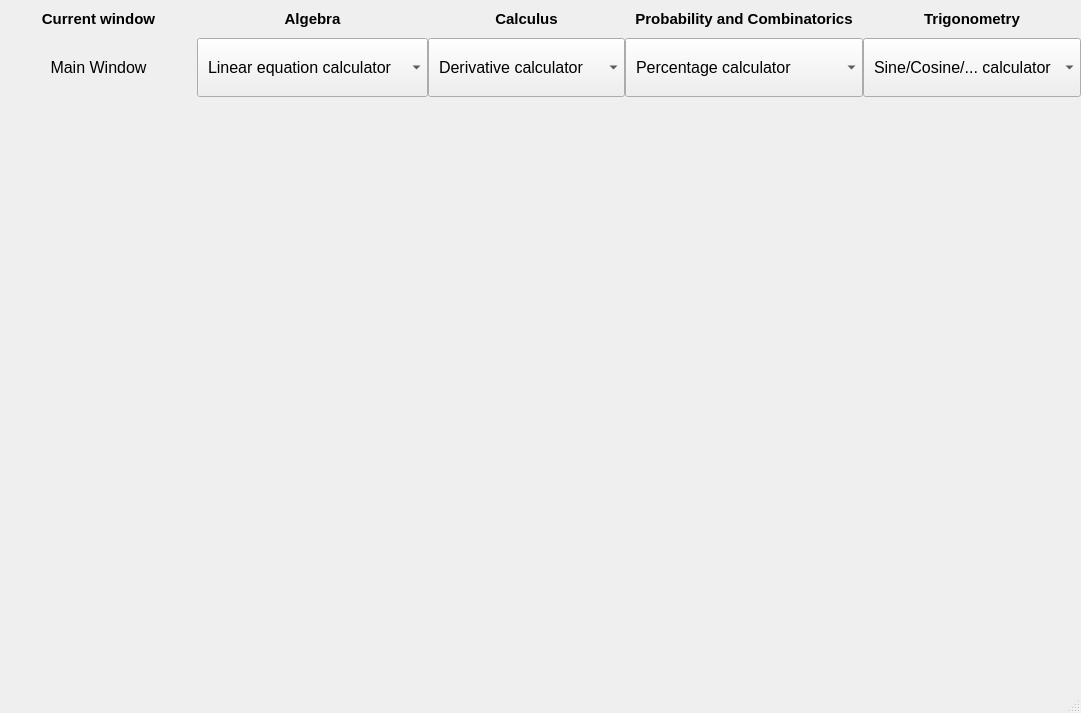
Before: the Qt Designer form MathApp.ui in dospix/math-GUI-app, drawn with Qt 5.
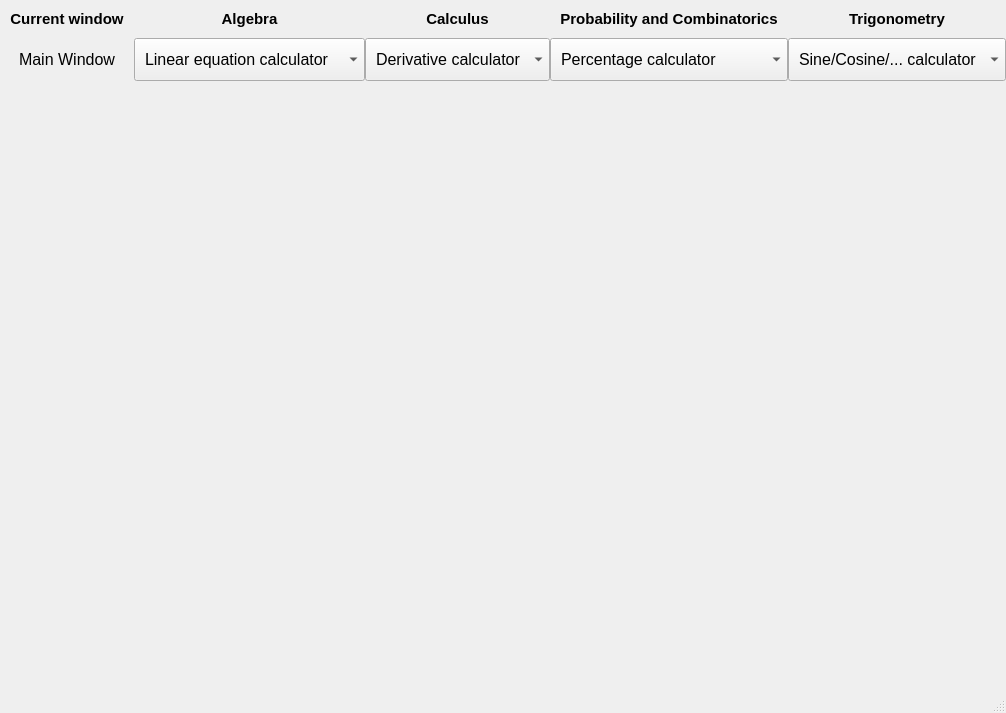
After: the same form once the commit is applied.

Patch:
```diff
--- a/MathApp.ui
+++ b/MathApp.ui
@@ -12,7 +12,7 @@
    <rect>
     <x>0</x>
     <y>0</y>
-    <width>1081</width>
+    <width>994</width>
     <height>713</height>
    </rect>
   </property>
@@ -43,15 +43,78 @@
      <number>0</number>
     </property>
     <item row="0" column="0">
-     <layout class="QGridLayout" name="gridLayout" rowstretch="1,2,20" columnstretch="0,0,0,0,0,0,0">
+     <layout class="QGridLayout" name="gridLayout" rowstretch="2,2,5,5,5,5,5,5,5,5,5,5,5" columnstretch="0,0,0,0,0">
       <property name="sizeConstraint">
        <enum>QLayout::SetDefaultConstraint</enum>
       </property>
       <property name="spacing">
        <number>0</number>
       </property>
-      <item row="2" column="0">
-       <spacer name="verticalSpacer">
+      <item row="0" column="0">
+       <widget class="QLabel" name="currWindowLabel">
+        <property name="sizePolicy">
+         <sizepolicy hsizetype="Minimum" vsizetype="Minimum">
+          <horstretch>0</horstretch>
+          <verstretch>0</verstretch>
+         </sizepolicy>
+        </property>
+        <property name="font">
+         <font>
+          <pointsize>11</pointsize>
+          <bold>true</bold>
+         </font>
+        </property>
+        <property name="styleSheet">
+         <string notr="true">padding: 10%;</string>
+        </property>
+        <property name="text">
+         <string>Current window</string>
+        </property>
+        <property name="alignment">
+         <set>Qt::AlignCenter</set>
+        </property>
+       </widget>
+      </item>
+      <item row="0" column="4">
+       <widget class="QLabel" name="trigonometryLabel">
+        <property name="sizePolicy">
+         <sizepolicy hsizetype="Minimum" vsizetype="Minimum">
+          <horstretch>0</horstretch>
+          <verstretch>0</verstretch>
+         </sizepolicy>
+        </property>
+        <property name="font">
+         <font>
+          <pointsize>11</pointsize>
+          <bold>true</bold>
+         </font>
+        </property>
+        <property name="styleSheet">
+         <string notr="true">padding: 10%;</string>
+        </property>
+        <property name="text">
+         <string>Trigonometry</string>
+        </property>
+        <property name="alignment">
+         <set>Qt::AlignCenter</set>
+        </property>
+       </widget>
+      </item>
+      <item row="7" column="0">
+       <spacer name="verticalSpacer_6">
+        <property name="orientation">
+         <enum>Qt::Vertical</enum>
+        </property>
+        <property name="sizeHint" stdset="0">
+         <size>
+          <width>20</width>
+          <height>40</height>
+         </size>
+        </property>
+       </spacer>
+      </item>
+      <item row="4" column="0">
+       <spacer name="verticalSpacer_3">
         <property name="orientation">
          <enum>Qt::Vertical</enum>
         </property>
@@ -88,6 +151,93 @@
         </property>
        </widget>
       </item>
+      <item row="8" column="0">
+       <spacer name="verticalSpacer_7">
+        <property name="orientation">
+         <enum>Qt::Vertical</enum>
+        </property>
+        <property name="sizeHint" stdset="0">
+         <size>
+          <width>20</width>
+          <height>40</height>
+         </size>
+        </property>
+       </spacer>
+      </item>
+      <item row="12" column="0">
+       <spacer name="verticalSpacer_11">
+        <property name="orientation">
+         <enum>Qt::Vertical</enum>
+        </property>
+        <property name="sizeHint" stdset="0">
+         <size>
+          <width>20</width>
+          <height>40</height>
+         </size>
+        </property>
+       </spacer>
+      </item>
+      <item row="1" column="4">
+       <widget class="QComboBox" name="trigonometryComboBox">
+        <property name="sizePolicy">
+         <sizepolicy hsizetype="Minimum" vsizetype="Minimum">
+          <horstretch>0</horstretch>
+          <verstretch>0</verstretch>
+         </sizepolicy>
+        </property>
+        <property name="font">
+         <font>
+          <pointsize>12</pointsize>
+         </font>
+        </property>
+        <property name="styleSheet">
+         <string notr="true">padding: 10%;</string>
+        </property>
+        <item>
+         <property name="text">
+          <string>Sine/Cosine/... calculator</string>
+         </property>
+        </item>
+       </widget>
+      </item>
+      <item row="1" column="3">
+       <widget class="QComboBox" name="probabilityAndCombinatoricsComboBox">
+        <property name="sizePolicy">
+         <sizepolicy hsizetype="Minimum" vsizetype="Minimum">
+          <horstretch>0</horstretch>
+          <verstretch>0</verstretch>
+         </sizepolicy>
+        </property>
+        <property name="font">
+         <font>
+          <pointsize>12</pointsize>
+         </font>
+        </property>
+        <property name="styleSheet">
+         <string notr="true">padding: 10%;</string>
+        </property>
+        <item>
+         <property name="text">
+          <string>Percentage calculator</string>
+         </property>
+        </item>
+        <item>
+         <property name="text">
+          <string>Permutations</string>
+         </property>
+        </item>
+        <item>
+         <property name="text">
+          <string>Arrangements</string>
+         </property>
+        </item>
+        <item>
+         <property name="text">
+          <string>Combinations</string>
+         </property>
+        </item>
+       </widget>
+      </item>
       <item row="1" column="1" alignment="Qt::AlignHCenter">
        <widget class="QComboBox" name="algebraComboBox">
         <property name="sizePolicy">
@@ -119,6 +269,58 @@
         </item>
        </widget>
       </item>
+      <item row="10" column="0">
+       <spacer name="verticalSpacer_9">
+        <property name="orientation">
+         <enum>Qt::Vertical</enum>
+        </property>
+        <property name="sizeHint" stdset="0">
+         <size>
+          <width>20</width>
+          <height>40</height>
+         </size>
+        </property>
+       </spacer>
+      </item>
+      <item row="11" column="0">
+       <spacer name="verticalSpacer_10">
+        <property name="orientation">
+         <enum>Qt::Vertical</enum>
+        </property>
+        <property name="sizeHint" stdset="0">
+         <size>
+          <width>20</width>
+          <height>40</height>
+         </size>
+        </property>
+       </spacer>
+      </item>
+      <item row="9" column="0">
+       <spacer name="verticalSpacer_8">
+        <property name="orientation">
+         <enum>Qt::Vertical</enum>
+        </property>
+        <property name="sizeHint" stdset="0">
+         <size>
+          <width>20</width>
+          <height>40</height>
+         </size>
+        </property>
+       </spacer>
+      </item>
+      <item row="3" column="0">
+       <spacer name="verticalSpacer_2">
+        <property name="orientation">
+         <enum>Qt::Vertical</enum>
+        </property>
+        <property name="sizeHint" stdset="0">
+         <size>
+          <width>20</width>
+          <height>40</height>
+         </size>
+        </property>
+       </spacer>
+      </item>
       <item row="0" column="1">
        <widget class="QLabel" name="algebraLabel">
         <property name="sizePolicy">
@@ -144,84 +346,6 @@
         </property>
        </widget>
       </item>
-      <item row="0" column="0">
-       <widget class="QLabel" name="currWindowLabel">
-        <property name="sizePolicy">
-         <sizepolicy hsizetype="Minimum" vsizetype="Minimum">
-          <horstretch>0</horstretch>
-          <verstretch>0</verstretch>
-         </sizepolicy>
-        </property>
-        <property name="font">
-         <font>
-          <pointsize>11</pointsize>
-          <bold>true</bold>
-         </font>
-        </property>
-        <property name="styleSheet">
-         <string notr="true">padding: 10%;</string>
-        </property>
-        <property name="text">
-         <string>Current window</string>
-        </property>
-        <property name="alignment">
-         <set>Qt::AlignCenter</set>
-        </property>
-       </widget>
-      </item>
-      <item row="1" column="0">
-       <widget class="QLabel" name="nameOfCurrWindowLabel">
-        <property name="sizePolicy">
-         <sizepolicy hsizetype="Minimum" vsizetype="Minimum">
-          <horstretch>0</horstretch>
-          <verstretch>0</verstretch>
-         </sizepolicy>
-        </property>
-        <property name="font">
-         <font>
-          <pointsize>12</pointsize>
-          <bold>false</bold>
-         </font>
-        </property>
-        <property name="styleSheet">
-         <string notr="true">padding: 10%;</string>
-        </property>
-        <property name="text">
-         <string>Main Window</string>
-        </property>
-        <property name="textFormat">
-         <enum>Qt::PlainText</enum>
-        </property>
-        <property name="alignment">
-         <set>Qt::AlignCenter</set>
-        </property>
-       </widget>
-      </item>
-      <item row="0" column="4">
-       <widget class="QLabel" name="trigonometryLabel">
-        <property name="sizePolicy">
-         <sizepolicy hsizetype="Minimum" vsizetype="Minimum">
-          <horstretch>0</horstretch>
-          <verstretch>0</verstretch>
-         </sizepolicy>
-        </property>
-        <property name="font">
-         <font>
-          <pointsize>11</pointsize>
-          <bold>true</bold>
-         </font>
-        </property>
-        <property name="styleSheet">
-         <string notr="true">padding: 10%;</string>
-        </property>
-        <property name="text">
-         <string>Trigonometry</string>
-        </property>
-        <property name="alignment">
-         <set>Qt::AlignCenter</set>
-        </property>
-       </widget>
-      </item>
       <item row="0" column="3">
        <widget class="QLabel" name="probabilityAndCombinatoricsLabel">
         <property name="sizePolicy">
@@ -275,46 +399,34 @@
         </item>
        </widget>
       </item>
-      <item row="1" column="3">
-       <widget class="QComboBox" name="probabilityAndCombinatoricsComboBox">
-        <property name="sizePolicy">
-         <sizepolicy hsizetype="Minimum" vsizetype="Minimum">
-          <horstretch>0</horstretch>
-          <verstretch>0</verstretch>
-         </sizepolicy>
+      <item row="6" column="0">
+       <spacer name="verticalSpacer_5">
+        <property name="orientation">
+         <enum>Qt::Vertical</enum>
         </property>
-        <property name="font">
-         <font>
-          <pointsize>12</pointsize>
-         </font>
+        <property name="sizeHint" stdset="0">
+         <size>
+          <width>20</width>
+          <height>40</height>
+         </size>
         </property>
-        <property name="styleSheet">
-         <string notr="true">padding: 10%;</string>
+       </spacer>
+      </item>
+      <item row="5" column="0">
+       <spacer name="verticalSpacer_4">
+        <property name="orientation">
+         <enum>Qt::Vertical</enum>
         </property>
-        <item>
-         <property name="text">
-          <string>Percentage calculator</string>
-         </property>
-        </item>
-        <item>
-         <property name="text">
-          <string>Permutations</string>
-         </property>
-        </item>
-        <item>
-         <property name="text">
-          <string>Arrangements</string>
-         </property>
-        </item>
-        <item>
-         <property name="text">
-          <string>Combinations</string>
-         </property>
-        </item>
-       </widget>
+        <property name="sizeHint" stdset="0">
+         <size>
+          <width>20</width>
+          <height>40</height>
+         </size>
+        </property>
+       </spacer>
       </item>
-      <item row="1" column="4">
-       <widget class="QComboBox" name="trigonometryComboBox">
+      <item row="1" column="0">
+       <widget class="QLabel" name="nameOfCurrWindowLabel">
         <property name="sizePolicy">
          <sizepolicy hsizetype="Minimum" vsizetype="Minimum">
           <horstretch>0</horstretch>
@@ -324,18 +436,36 @@
         <property name="font">
          <font>
           <pointsize>12</pointsize>
+          <bold>false</bold>
          </font>
         </property>
         <property name="styleSheet">
          <string notr="true">padding: 10%;</string>
         </property>
-        <item>
-         <property name="text">
-          <string>Sine/Cosine/... calculator</string>
-         </property>
-        </item>
+        <property name="text">
+         <string>Main Window</string>
+        </property>
+        <property name="textFormat">
+         <enum>Qt::PlainText</enum>
+        </property>
+        <property name="alignment">
+         <set>Qt::AlignCenter</set>
+        </property>
        </widget>
       </item>
+      <item row="2" column="0">
+       <spacer name="verticalSpacer_1">
+        <property name="orientation">
+         <enum>Qt::Vertical</enum>
+        </property>
+        <property name="sizeHint" stdset="0">
+         <size>
+          <width>20</width>
+          <height>40</height>
+         </size>
+        </property>
+       </spacer>
+      </item>
      </layout>
     </item>
    </layout>
```
Left out of the diff: 2 changed lines with no effect on the pictures.
